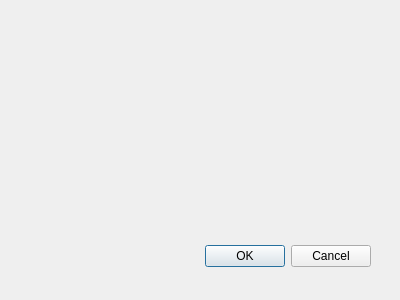
Old version of the form player.ui in the repository poldi171254/StrawberryRemote.
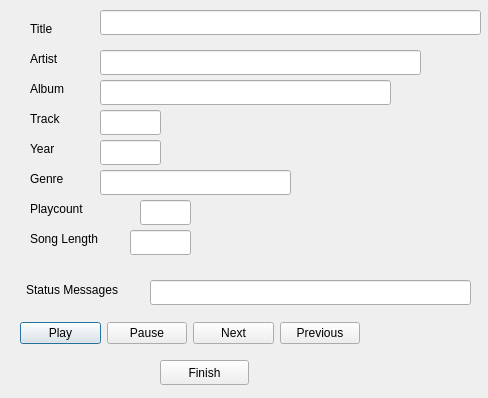
New version of the form.

Commit message: Player First Stage

Patch:
```diff
--- a/player.ui
+++ b/player.ui
@@ -6,27 +6,271 @@
    <rect>
     <x>0</x>
     <y>0</y>
-    <width>400</width>
-    <height>300</height>
+    <width>488</width>
+    <height>398</height>
    </rect>
   </property>
   <property name="windowTitle">
    <string>Strawberry Player</string>
   </property>
-  <widget class="QDialogButtonBox" name="buttonBox">
+  <widget class="QLabel" name="titleLabel">
    <property name="geometry">
     <rect>
      <x>30</x>
-     <y>240</y>
-     <width>341</width>
-     <height>32</height>
+     <y>20</y>
+     <width>41</width>
+     <height>17</height>
     </rect>
    </property>
-   <property name="orientation">
-    <enum>Qt::Horizontal</enum>
+   <property name="text">
+    <string>Title</string>
    </property>
-   <property name="standardButtons">
-    <set>QDialogButtonBox::Cancel|QDialogButtonBox::Ok</set>
+  </widget>
+  <widget class="QLabel" name="artistLabel">
+   <property name="geometry">
+    <rect>
+     <x>30</x>
+     <y>50</y>
+     <width>51</width>
+     <height>17</height>
+    </rect>
+   </property>
+   <property name="text">
+    <string>Artist</string>
+   </property>
+  </widget>
+  <widget class="QLabel" name="albumLabel">
+   <property name="geometry">
+    <rect>
+     <x>30</x>
+     <y>80</y>
+     <width>51</width>
+     <height>17</height>
+    </rect>
+   </property>
+   <property name="text">
+    <string>Album</string>
+   </property>
+  </widget>
+  <widget class="QLabel" name="trackLabel">
+   <property name="geometry">
+    <rect>
+     <x>30</x>
+     <y>110</y>
+     <width>51</width>
+     <height>17</height>
+    </rect>
+   </property>
+   <property name="text">
+    <string>Track</string>
+   </property>
+  </widget>
+  <widget class="QLabel" name="yearLabel">
+   <property name="geometry">
+    <rect>
+     <x>30</x>
+     <y>140</y>
+     <width>41</width>
+     <height>17</height>
+    </rect>
+   </property>
+   <property name="text">
+    <string>Year</string>
+   </property>
+  </widget>
+  <widget class="QLabel" name="genreLabel">
+   <property name="geometry">
+    <rect>
+     <x>30</x>
+     <y>170</y>
+     <width>51</width>
+     <height>17</height>
+    </rect>
+   </property>
+   <property name="text">
+    <string>Genre</string>
+   </property>
+  </widget>
+  <widget class="QLabel" name="playcountLabel">
+   <property name="geometry">
+    <rect>
+     <x>30</x>
+     <y>200</y>
+     <width>81</width>
+     <height>17</height>
+    </rect>
+   </property>
+   <property name="text">
+    <string>Playcount</string>
+   </property>
+  </widget>
+  <widget class="QLabel" name="songlengthLabel">
+   <property name="geometry">
+    <rect>
+     <x>30</x>
+     <y>230</y>
+     <width>91</width>
+     <height>17</height>
+    </rect>
+   </property>
+   <property name="text">
+    <string>Song Length</string>
+   </property>
+  </widget>
+  <widget class="QLabel" name="statusMessageLabel">
+   <property name="geometry">
+    <rect>
+     <x>26</x>
+     <y>280</y>
+     <width>121</width>
+     <height>20</height>
+    </rect>
+   </property>
+   <property name="text">
+    <string>Status Messages</string>
+   </property>
+  </widget>
+  <widget class="QWidget" name="layoutWidget">
+   <property name="geometry">
+    <rect>
+     <x>20</x>
+     <y>320</y>
+     <width>340</width>
+     <height>27</height>
+    </rect>
+   </property>
+   <layout class="QHBoxLayout" name="horizontalLayout">
+    <item>
+     <widget class="QPushButton" name="playButton">
+      <property name="text">
+       <string>Play</string>
+      </property>
+     </widget>
+    </item>
+    <item>
+     <widget class="QPushButton" name="pauseButton">
+      <property name="text">
+       <string>Pause</string>
+      </property>
+     </widget>
+    </item>
+    <item>
+     <widget class="QPushButton" name="nextButton">
+      <property name="text">
+       <string>Next</string>
+      </property>
+     </widget>
+    </item>
+    <item>
+     <widget class="QPushButton" name="previouseButton">
+      <property name="text">
+       <string>Previous</string>
+      </property>
+     </widget>
+    </item>
+   </layout>
+  </widget>
+  <widget class="QPushButton" name="finishButton">
+   <property name="geometry">
+    <rect>
+     <x>160</x>
+     <y>360</y>
+     <width>89</width>
+     <height>25</height>
+    </rect>
+   </property>
+   <property name="text">
+    <string>Finish</string>
+   </property>
+  </widget>
+  <widget class="QLineEdit" name="title">
+   <property name="geometry">
+    <rect>
+     <x>100</x>
+     <y>10</y>
+     <width>381</width>
+     <height>25</height>
+    </rect>
+   </property>
+  </widget>
+  <widget class="QLineEdit" name="artist">
+   <property name="geometry">
+    <rect>
+     <x>100</x>
+     <y>50</y>
+     <width>321</width>
+     <height>25</height>
+    </rect>
+   </property>
+  </widget>
+  <widget class="QLineEdit" name="album">
+   <property name="geometry">
+    <rect>
+     <x>100</x>
+     <y>80</y>
+     <width>291</width>
+     <height>25</height>
+    </rect>
+   </property>
+  </widget>
+  <widget class="QLineEdit" name="track">
+   <property name="geometry">
+    <rect>
+     <x>100</x>
+     <y>110</y>
+     <width>61</width>
+     <height>25</height>
+    </rect>
+   </property>
+  </widget>
+  <widget class="QLineEdit" name="year">
+   <property name="geometry">
+    <rect>
+     <x>100</x>
+     <y>140</y>
+     <width>61</width>
+     <height>25</height>
+    </rect>
+   </property>
+  </widget>
+  <widget class="QLineEdit" name="genre">
+   <property name="geometry">
+    <rect>
+     <x>100</x>
+     <y>170</y>
+     <width>191</width>
+     <height>25</height>
+    </rect>
+   </property>
+  </widget>
+  <widget class="QLineEdit" name="playcount">
+   <property name="geometry">
+    <rect>
+     <x>140</x>
+     <y>200</y>
+     <width>51</width>
+     <height>25</height>
+    </rect>
+   </property>
+  </widget>
+  <widget class="QLineEdit" name="songLength">
+   <property name="geometry">
+    <rect>
+     <x>130</x>
+     <y>230</y>
+     <width>61</width>
+     <height>25</height>
+    </rect>
+   </property>
+  </widget>
+  <widget class="QLineEdit" name="statusMessage">
+   <property name="geometry">
+    <rect>
+     <x>150</x>
+     <y>280</y>
+     <width>321</width>
+     <height>25</height>
+    </rect>
    </property>
   </widget>
  </widget>
```
Left out of the diff: 35 changed lines with no effect on the pictures. The commit also changes 16 other files.
